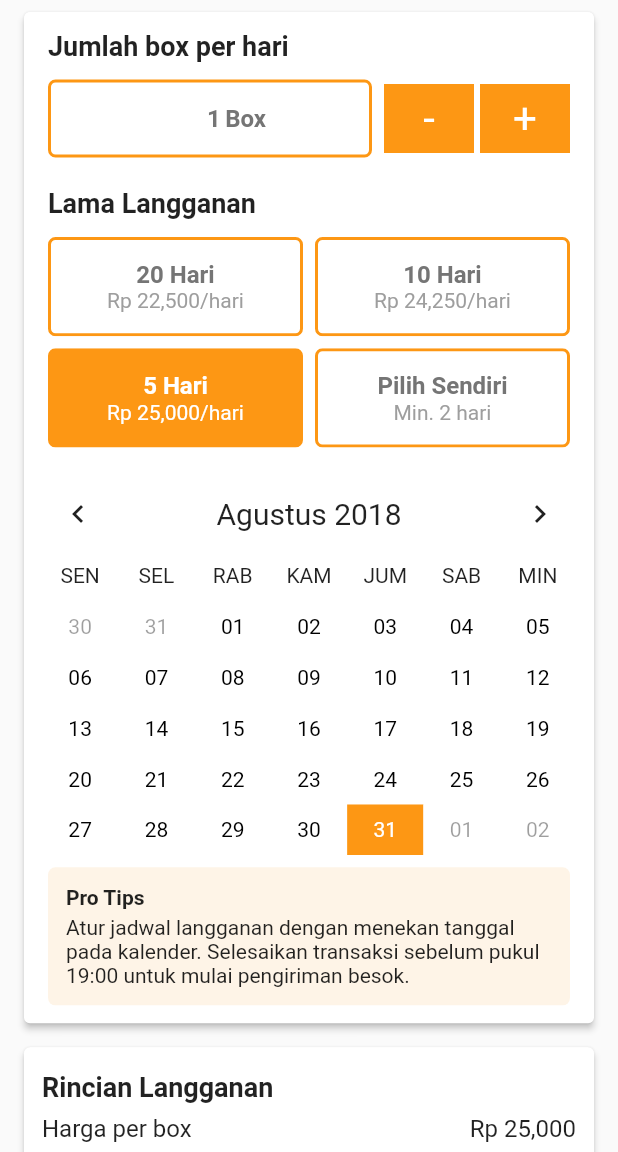
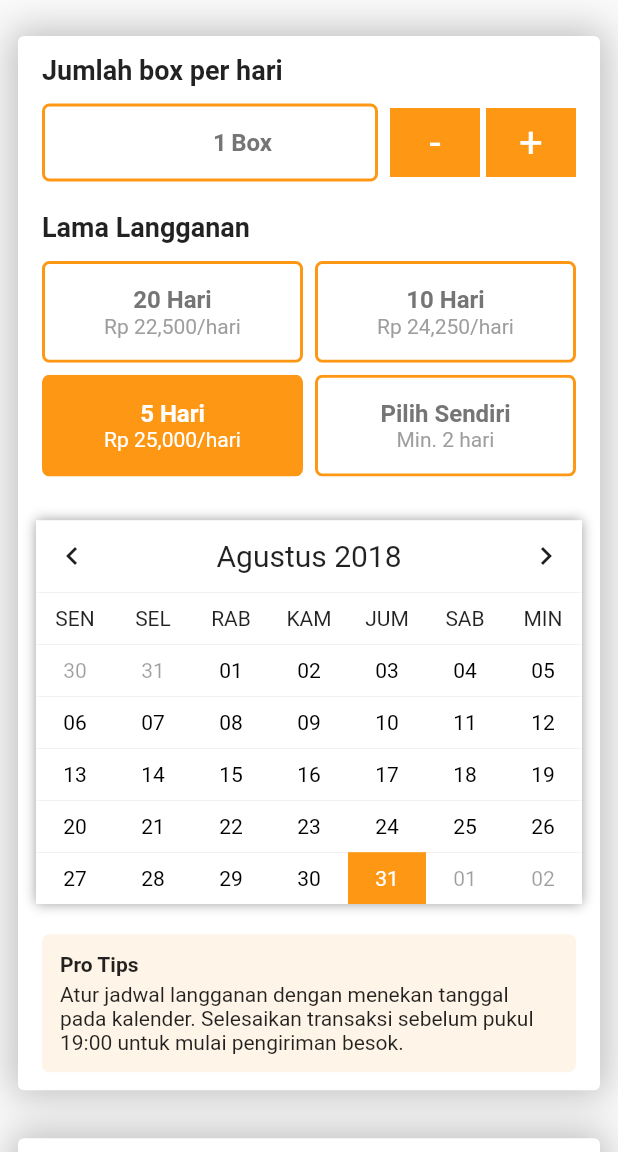
Before and after one commit to jprawira/flutter-langganan-makanan, a Flutter app: the screen it shows after launch, on a phone screen of 412 x 824 dp, the part 84-1236 px from its top. Run offline on Flutter 3.47's test engine with Material 2 defaults, Android fonts, the phone set to English and light mode, and no system bars; our stand-ins replace tuple.

Commit message:
Replace elevations with boxShadow

```diff
--- a/lib/main.dart
+++ b/lib/main.dart
@@ -209,8 +209,6 @@ class _MyHomePageState extends State<MyHomePage> {
             ]));
   }
 
-  // TODO: MAKE WIDGET FOR DATE PICKER
-
   Widget proTips() {
     return Container(
       padding: const EdgeInsets.symmetric(horizontal: 4.0, vertical: 8.0),
@@ -243,16 +241,20 @@ class _MyHomePageState extends State<MyHomePage> {
 
   Widget orderCard() {
     return new Container(
-        padding: const EdgeInsets.symmetric(vertical: 4.0, horizontal: 12.0),
+        padding: const EdgeInsets.fromLTRB(8.0, 20.0, 8.0, 12.0),
+        child: new Container(
+            decoration: new BoxDecoration(boxShadow: [
+              new BoxShadow(color: Colors.grey[400], blurRadius: 20.0)
+            ]),
             child: new Card(
               color: Colors.white,
-          elevation: 2.0,
+              elevation: 0.0,
               child: Padding(
                 padding:
                     const EdgeInsets.symmetric(vertical: 4.0, horizontal: 12.0),
                 child: orderCardElements(),
               ),
-        ));
+            )));
   }
 
   Widget orderCardElements() {
@@ -278,22 +280,38 @@ class _MyHomePageState extends State<MyHomePage> {
                     MediaQuery.of(context).orientation == Orientation.portrait
                         ? _deviceSize.height / 5
                         : _deviceSize.width / 2.5),
-            // TODO: LINK SubscribeLengthPicker TO UPDATE _daysCount_
+            // TODO: LINK SubscribeLengthPicker TO UPDATE _daysCount
             child: new SubscribeLengthPicker(onChanged: _updateBoxPrice),
           ),
-          new Calendar(isExpandable: true),
+          Divider(height: 12.0, color: Colors.transparent),
+          new Container(
+              decoration: new BoxDecoration(boxShadow: [
+                new BoxShadow(color: Colors.grey, blurRadius: 6.0)
+              ]),
+              child: Material(
+                  elevation: 0.0,
+                  color: Colors.transparent,
+                  shape: const RoundedRectangleBorder(
+                      borderRadius: BorderRadius.all(Radius.circular(5.0))),
+                  // TODO: MAKE CALENDAR ABLE TO PICK DAYS AND UPDATE _daysCount
+                  child: new Calendar())),
+          Divider(height: 12.0, color: Colors.transparent),
           proTips()
         ]);
   }
 
   Widget detailsCard() {
     return new Container(
-        padding: const EdgeInsets.symmetric(vertical: 4.0, horizontal: 12.0),
+        padding: const EdgeInsets.fromLTRB(8.0, 12.0, 8.0, 12.0),
+        child: new Container(
+            decoration: new BoxDecoration(boxShadow: [
+              new BoxShadow(color: Colors.grey[400], blurRadius: 20.0)
+            ]),
             child: new Card(
               color: Colors.white,
-          elevation: 2.0,
+              elevation: 0.0,
               child: detailsText(),
-        ));
+            )));
   }
 
   Widget detailsText() {
@@ -371,8 +389,11 @@ class _MyHomePageState extends State<MyHomePage> {
         padding: const EdgeInsets.all(12.0),
         child: Container(
             constraints: BoxConstraints.expand(height: 54.0),
+            decoration: new BoxDecoration(boxShadow: [
+              new BoxShadow(color: Colors.red[300], blurRadius: 20.0)
+            ]),
             child: Material(
-              elevation: 10.0,
+              elevation: 0.0,
               color: Colors.transparent,
               shape: const RoundedRectangleBorder(
                   borderRadius: BorderRadius.all(Radius.circular(5.0))),
--- a/lib/widgets/calendar.dart
+++ b/lib/widgets/calendar.dart
@@ -18,20 +18,18 @@ class Calendar extends StatefulWidget {
   final bool showCalendarPickerIcon;
   final DateTime initialCalendarDateOverride;
 
-  Calendar({
-    this.onDateSelected,
+  Calendar(
+      {this.onDateSelected,
       this.onSelectedRangeChange,
       this.isExpandable: false,
       this.dayBuilder,
       this.showTodayAction: false,
       this.showChevronsToChangeRange: true,
       this.showCalendarPickerIcon: false,
-    this.initialCalendarDateOverride
-  });
+      this.initialCalendarDateOverride});
 
   @override
   _CalendarState createState() => new _CalendarState();
-
 }
 
 class _CalendarState extends State<Calendar> {
@@ -50,12 +48,13 @@ class _CalendarState extends State<Calendar> {
   void initState() {
     super.initState();
     initializeDateFormatting('id', null);
-    if(widget.initialCalendarDateOverride != null) today = widget.initialCalendarDateOverride;
+    if (widget.initialCalendarDateOverride != null)
+      today = widget.initialCalendarDateOverride;
     selectedMonthsDays = Utils.daysInMonth(today);
     var firstDayOfCurrentWeek = Utils.firstDayOfWeek(today);
     var lastDayOfCurrentWeek = Utils.lastDayOfWeek(today);
-    selectedWeeksDays = Utils
-        .daysInRange(firstDayOfCurrentWeek, lastDayOfCurrentWeek)
+    selectedWeeksDays =
+        Utils.daysInRange(firstDayOfCurrentWeek, lastDayOfCurrentWeek)
             .toList()
             .sublist(0, 7);
     _selectedDate = today;
@@ -100,7 +99,9 @@ class _CalendarState extends State<Calendar> {
       leftInnerIcon = new Container();
     }
 
-    return new Row(
+    return new Material(
+        color: Colors.white,
+        child: Row(
           mainAxisAlignment: MainAxisAlignment.spaceBetween,
           children: [
             leftOuterIcon ?? new Container(),
@@ -114,7 +115,7 @@ class _CalendarState extends State<Calendar> {
             rightInnerIcon ?? new Container(),
             rightOuterIcon ?? new Container(),
           ],
-    );
+        ));
   }
 
   Widget get calendarGridView {
@@ -244,8 +245,8 @@ class _CalendarState extends State<Calendar> {
 
     setState(() {
       _selectedDate = today;
-      selectedWeeksDays = Utils
-          .daysInRange(firstDayOfCurrentWeek, lastDayOfCurrentWeek)
+      selectedWeeksDays =
+          Utils.daysInRange(firstDayOfCurrentWeek, lastDayOfCurrentWeek)
               .toList();
       displayMonth = Utils.formatMonth(Utils.firstDayOfWeek(today));
     });
@@ -281,8 +282,8 @@ class _CalendarState extends State<Calendar> {
       var firstDayOfCurrentWeek = Utils.firstDayOfWeek(today);
       var lastDayOfCurrentWeek = Utils.lastDayOfWeek(today);
       updateSelectedRange(firstDayOfCurrentWeek, lastDayOfCurrentWeek);
-      selectedWeeksDays = Utils
-          .daysInRange(firstDayOfCurrentWeek, lastDayOfCurrentWeek)
+      selectedWeeksDays =
+          Utils.daysInRange(firstDayOfCurrentWeek, lastDayOfCurrentWeek)
               .toList()
               .sublist(0, 7);
       displayMonth = Utils.formatMonth(Utils.firstDayOfWeek(today));
@@ -295,8 +296,8 @@ class _CalendarState extends State<Calendar> {
       var firstDayOfCurrentWeek = Utils.firstDayOfWeek(today);
       var lastDayOfCurrentWeek = Utils.lastDayOfWeek(today);
       updateSelectedRange(firstDayOfCurrentWeek, lastDayOfCurrentWeek);
-      selectedWeeksDays = Utils
-          .daysInRange(firstDayOfCurrentWeek, lastDayOfCurrentWeek)
+      selectedWeeksDays =
+          Utils.daysInRange(firstDayOfCurrentWeek, lastDayOfCurrentWeek)
               .toList()
               .sublist(0, 7);
       displayMonth = Utils.formatMonth(Utils.firstDayOfWeek(today));
@@ -318,17 +319,14 @@ class _CalendarState extends State<Calendar> {
       lastDate: new DateTime(2050),
     );
 
-
-
     if (selected != null) {
       var firstDayOfCurrentWeek = Utils.firstDayOfWeek(selected);
       var lastDayOfCurrentWeek = Utils.lastDayOfWeek(selected);
 
-
       setState(() {
         _selectedDate = selected;
-        selectedWeeksDays = Utils
-            .daysInRange(firstDayOfCurrentWeek, lastDayOfCurrentWeek)
+        selectedWeeksDays =
+            Utils.daysInRange(firstDayOfCurrentWeek, lastDayOfCurrentWeek)
                 .toList();
         selectedMonthsDays = Utils.daysInMonth(selected);
         displayMonth = Utils.formatMonth(Utils.firstDayOfWeek(selected));
@@ -379,8 +377,8 @@ class _CalendarState extends State<Calendar> {
     var lastDayOfCurrentWeek = Utils.lastDayOfWeek(day);
     setState(() {
       _selectedDate = day;
-      selectedWeeksDays = Utils
-          .daysInRange(firstDayOfCurrentWeek, lastDayOfCurrentWeek)
+      selectedWeeksDays =
+          Utils.daysInRange(firstDayOfCurrentWeek, lastDayOfCurrentWeek)
               .toList();
       selectedMonthsDays = Utils.daysInMonth(day);
     });
--- a/lib/widgets/calendar_tile.dart
+++ b/lib/widgets/calendar_tile.dart
@@ -39,9 +39,9 @@ class CalendarTile extends StatelessWidget {
         child: new Container(
           decoration: isSelected
               ? new BoxDecoration(
-            shape: BoxShape.rectangle,
-            color: Theme.of(context).primaryColor,
-          )
+                  shape: BoxShape.rectangle,
+                  color: Theme.of(context).primaryColor,
+                )
               : new BoxDecoration(),
           alignment: Alignment.center,
           child: new Text(
```
Lines whose indentation alone changed are shown as unchanged.
